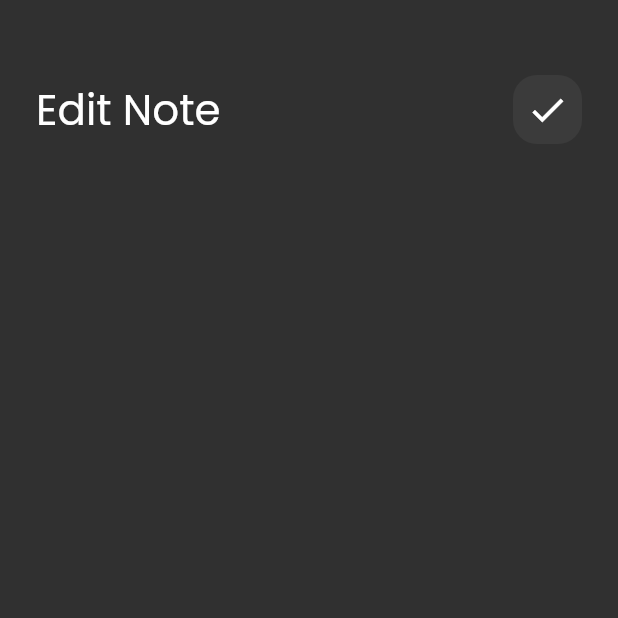
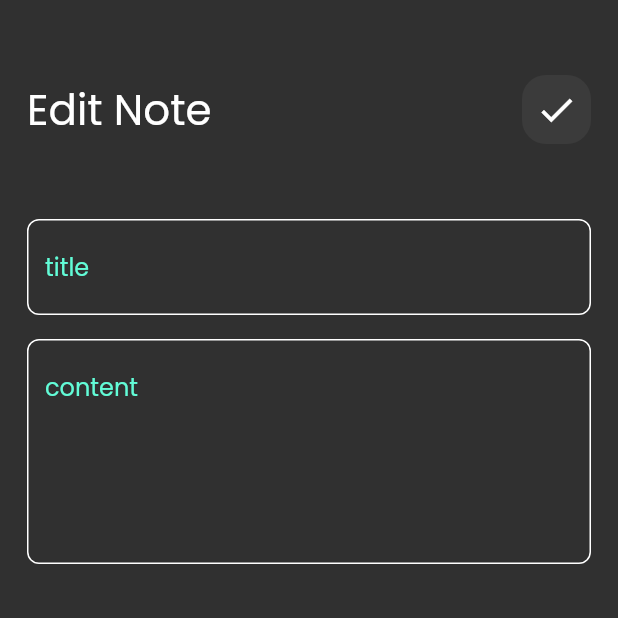
Before and after one commit to AhmedAlbay/Note_App, a Flutter app: the screen it shows after launch, after a tap on "Flutter Tips", on a phone screen of 412 x 824 dp, the top half of it. Run offline on Flutter 3.47's test engine with Material 2 defaults, Android fonts, the phone set to English and light mode, and no system bars; our stand-ins replace font_awesome_flutter.

Commit message:
Edit Note View

```diff
--- a/lib/widgets/edit_note_view_body.dart
+++ b/lib/widgets/edit_note_view_body.dart
@@ -1,5 +1,6 @@
 import 'package:flutter/material.dart';
 import 'package:note_app/widgets/custom_app_bar.dart';
+import 'package:note_app/widgets/custom_text_fied.dart';
 
 class EditNoteViewBody extends StatelessWidget {
   const EditNoteViewBody({super.key});
@@ -8,7 +9,7 @@ class EditNoteViewBody extends StatelessWidget {
   Widget build(BuildContext context) {
     return const Scaffold(
       body: Padding(
-        padding: EdgeInsets.symmetric(horizontal: 24.0),
+        padding: EdgeInsets.symmetric(horizontal: 18.0),
         child: Column(
           children: [
             SizedBox(
@@ -18,6 +19,17 @@ class EditNoteViewBody extends StatelessWidget {
               title: 'Edit Note',
               icon: Icons.check,
             ),
+            SizedBox(
+              height: 50,
+            ),
+            CustomTextField(hint: 'title'),
+            SizedBox(
+              height: 16,
+            ),
+            CustomTextField(
+              hint: 'content',
+              maxlines: 5,
+            ),
           ],
         ),
       ),
--- a/lib/widgets/note_view_body.dart
+++ b/lib/widgets/note_view_body.dart
@@ -8,13 +8,16 @@ class NoteViewBody extends StatelessWidget {
   @override
   Widget build(BuildContext context) {
     return const Padding(
-      padding: EdgeInsets.symmetric(horizontal: 24.0),
+      padding: EdgeInsets.symmetric(horizontal: 16.0),
       child: Column(
         children: [
           SizedBox(
             height: 50,
           ),
-          CustomAppBar(title: 'Note',icon: Icons.search,),
+          CustomAppBar(
+            title: 'Note',
+            icon: Icons.search,
+          ),
           Expanded(child: NoteItemView()),
         ],
       ),
```
